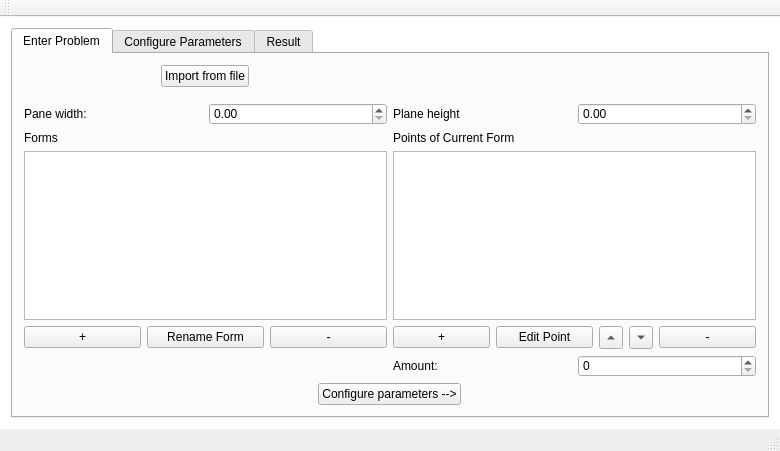
Before: the Qt Designer form Optiblech/mainwindow.ui in CSNWEB/gi-2015, drawn with Qt 5.
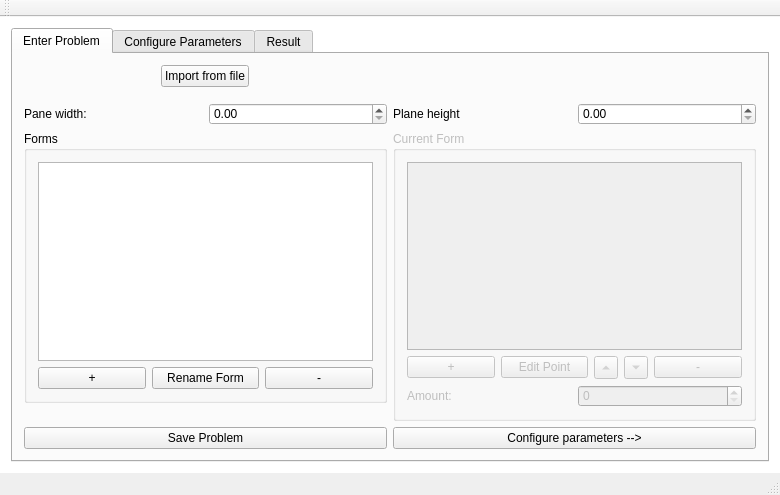
After: the same form once the commit is applied. The open tabs and pages were chosen to show the change.

Commit message: En-/Disable GUI on certain events

What changed in the file:
```diff
--- a/Optiblech/mainwindow.ui
+++ b/Optiblech/mainwindow.ui
@@ -7,7 +7,7 @@
     <x>0</x>
     <y>0</y>
     <width>780</width>
-    <height>451</height>
+    <height>495</height>
    </rect>
   </property>
   <property name="windowTitle">
@@ -50,142 +50,6 @@
        <layout class="QHBoxLayout" name="horizontalLayout_2">
         <item>
          <layout class="QGridLayout" name="gridLayout">
-          <item row="7" column="2">
-           <layout class="QHBoxLayout" name="horizontalLayout_7">
-            <property name="topMargin">
-             <number>0</number>
-            </property>
-            <item>
-             <widget class="QLabel" name="label_4">
-              <property name="text">
-               <string>Amount:</string>
-              </property>
-             </widget>
-            </item>
-            <item>
-             <widget class="QSpinBox" name="pointAmount"/>
-            </item>
-           </layout>
-          </item>
-          <item row="5" column="1">
-           <layout class="QHBoxLayout" name="horizontalLayout_6">
-            <item>
-             <widget class="QPushButton" name="addFormButton">
-              <property name="text">
-               <string>+</string>
-              </property>
-             </widget>
-            </item>
-            <item>
-             <widget class="QPushButton" name="editFormButton">
-              <property name="text">
-               <string>Rename Form</string>
-              </property>
-             </widget>
-            </item>
-            <item>
-             <widget class="QPushButton" name="delFormButton">
-              <property name="text">
-               <string>-</string>
-              </property>
-             </widget>
-            </item>
-           </layout>
-          </item>
-          <item row="2" column="1">
-           <widget class="QLabel" name="label">
-            <property name="text">
-             <string>Forms</string>
-            </property>
-           </widget>
-          </item>
-          <item row="4" column="1">
-           <widget class="QListWidget" name="absFormList"/>
-          </item>
-          <item row="5" column="2">
-           <layout class="QHBoxLayout" name="horizontalLayout_5">
-            <property name="topMargin">
-             <number>0</number>
-            </property>
-            <item>
-             <widget class="QPushButton" name="addPointButton">
-              <property name="text">
-               <string>+</string>
-              </property>
-             </widget>
-            </item>
-            <item>
-             <widget class="QPushButton" name="editPointButton">
-              <property name="text">
-               <string>Edit Point</string>
-              </property>
-             </widget>
-            </item>
-            <item>
-             <widget class="QToolButton" name="pointUpButton">
-              <property name="text">
-               <string>...</string>
-              </property>
-              <property name="arrowType">
-               <enum>Qt::UpArrow</enum>
-              </property>
-             </widget>
-            </item>
-            <item>
-             <widget class="QToolButton" name="pointDownButton">
-              <property name="text">
-               <string>...</string>
-              </property>
-              <property name="arrowType">
-               <enum>Qt::DownArrow</enum>
-              </property>
-             </widget>
-            </item>
-            <item>
-             <widget class="QPushButton" name="delPointButton">
-              <property name="text">
-               <string>-</string>
-              </property>
-             </widget>
-            </item>
-           </layout>
-          </item>
-          <item row="2" column="2">
-           <widget class="QLabel" name="label_2">
-            <property name="text">
-             <string>Points of Current Form</string>
-            </property>
-           </widget>
-          </item>
-          <item row="4" column="2">
-           <widget class="QListWidget" name="pointList"/>
-          </item>
-          <item row="0" column="1" alignment="Qt::AlignHCenter">
-           <widget class="QPushButton" name="selectInputButton">
-            <property name="maximumSize">
-             <size>
-              <width>200</width>
-              <height>16777215</height>
-             </size>
-            </property>
-            <property name="text">
-             <string>Import from file</string>
-            </property>
-           </widget>
-          </item>
-          <item row="8" column="1" colspan="2" alignment="Qt::AlignHCenter">
-           <widget class="QPushButton" name="pushButton">
-            <property name="maximumSize">
-             <size>
-              <width>400</width>
-              <height>16777215</height>
-             </size>
-            </property>
-            <property name="text">
-             <string>Configure parameters --&gt;</string>
-            </property>
-           </widget>
-          </item>
           <item row="1" column="1" colspan="2">
            <layout class="QHBoxLayout" name="horizontalLayout_9">
             <property name="topMargin">
@@ -216,6 +80,161 @@
             </item>
            </layout>
           </item>
+          <item row="0" column="1" alignment="Qt::AlignHCenter">
+           <widget class="QPushButton" name="selectInputButton">
+            <property name="maximumSize">
+             <size>
+              <width>200</width>
+              <height>16777215</height>
+             </size>
+            </property>
+            <property name="text">
+             <string>Import from file</string>
+            </property>
+           </widget>
+          </item>
+          <item row="6" column="2">
+           <widget class="QPushButton" name="pushButton">
+            <property name="maximumSize">
+             <size>
+              <width>5000</width>
+              <height>16777215</height>
+             </size>
+            </property>
+            <property name="text">
+             <string>Configure parameters --&gt;</string>
+            </property>
+           </widget>
+          </item>
+          <item row="6" column="1">
+           <widget class="QPushButton" name="pushButton_2">
+            <property name="text">
+             <string>Save Problem</string>
+            </property>
+           </widget>
+          </item>
+          <item row="2" column="2" rowspan="4">
+           <widget class="QGroupBox" name="currentFormBox">
+            <property name="enabled">
+             <bool>false</bool>
+            </property>
+            <property name="title">
+             <string>Current Form</string>
+            </property>
+            <layout class="QVBoxLayout" name="verticalLayout_6">
+             <item>
+              <widget class="QListWidget" name="pointList"/>
+             </item>
+             <item>
+              <layout class="QHBoxLayout" name="horizontalLayout_5">
+               <property name="topMargin">
+                <number>0</number>
+               </property>
+               <item>
+                <widget class="QPushButton" name="addPointButton">
+                 <property name="text">
+                  <string>+</string>
+                 </property>
+                </widget>
+               </item>
+               <item>
+                <widget class="QPushButton" name="editPointButton">
+                 <property name="text">
+                  <string>Edit Point</string>
+                 </property>
+                </widget>
+               </item>
+               <item>
+                <widget class="QToolButton" name="pointUpButton">
+                 <property name="text">
+                  <string>...</string>
+                 </property>
+                 <property name="arrowType">
+                  <enum>Qt::UpArrow</enum>
+                 </property>
+                </widget>
+               </item>
+               <item>
+                <widget class="QToolButton" name="pointDownButton">
+                 <property name="text">
+                  <string>...</string>
+                 </property>
+                 <property name="arrowType">
+                  <enum>Qt::DownArrow</enum>
+                 </property>
+                </widget>
+               </item>
+               <item>
+                <widget class="QPushButton" name="delPointButton">
+                 <property name="text">
+                  <string>-</string>
+                 </property>
+                </widget>
+               </item>
+              </layout>
+             </item>
+             <item>
+              <layout class="QHBoxLayout" name="horizontalLayout_7">
+               <property name="topMargin">
+                <number>0</number>
+               </property>
+               <item>
+                <widget class="QLabel" name="label_4">
+                 <property name="text">
+                  <string>Amount:</string>
+                 </property>
+                </widget>
+               </item>
+               <item>
+                <widget class="QSpinBox" name="pointAmount"/>
+               </item>
+              </layout>
+             </item>
+            </layout>
+            <zorder>pointList</zorder>
+            <zorder>verticalLayoutWidget</zorder>
+            <zorder>pointList</zorder>
+            <zorder></zorder>
+            <zorder></zorder>
+           </widget>
+          </item>
+          <item row="2" column="1">
+           <widget class="QGroupBox" name="groupBox">
+            <property name="title">
+             <string>Forms</string>
+            </property>
+            <layout class="QVBoxLayout" name="verticalLayout_7">
+             <item>
+              <widget class="QListWidget" name="absFormList"/>
+             </item>
+             <item>
+              <layout class="QHBoxLayout" name="horizontalLayout_6">
+               <item>
+                <widget class="QPushButton" name="addFormButton">
+                 <property name="text">
+                  <string>+</string>
+                 </property>
+                </widget>
+               </item>
+               <item>
+                <widget class="QPushButton" name="editFormButton">
+                 <property name="text">
+                  <string>Rename Form</string>
+                 </property>
+                </widget>
+               </item>
+               <item>
+                <widget class="QPushButton" name="delFormButton">
+                 <property name="text">
+                  <string>-</string>
+                 </property>
+                </widget>
+               </item>
+              </layout>
+             </item>
+            </layout>
+           </widget>
+          </item>
          </layout>
         </item>
        </layout>
```
Left out of the diff: 41 changed lines with no effect on the pictures. The commit also changes 4 other files.
